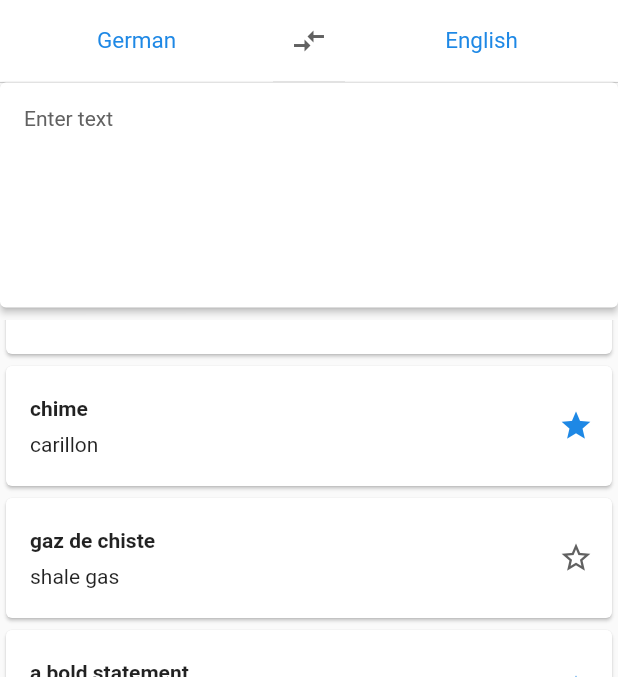
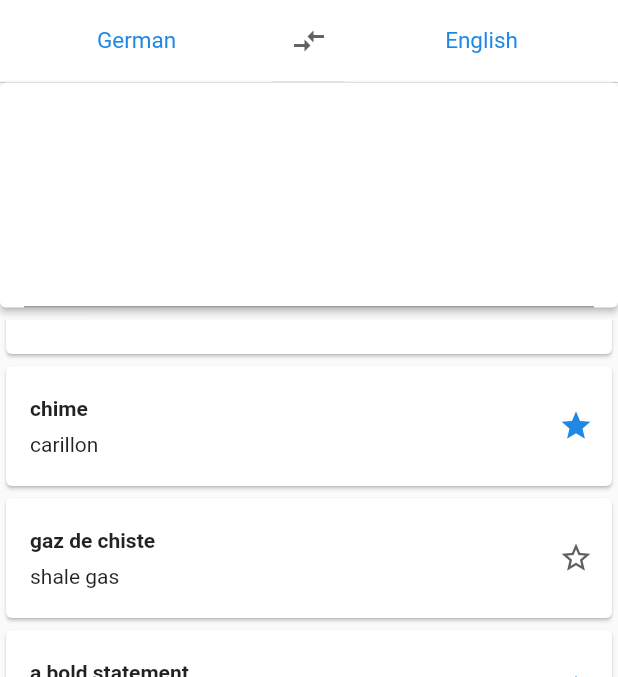
Before and after one commit to queue-programmer/Translate_app, a Flutter app: the screen it shows after launch, scrolled down 325 dp, after a tap on the "compare arrows" icon, on a phone screen of 412 x 824 dp, the part 84-761 px from its top. Run offline on Flutter 3.47's test engine with Material 2 defaults, Android fonts, the phone set to English and light mode, and no system bars; our stand-ins replace flutter_sticky_header; missing offline and left inert: translator.

Commit message:
clean code, fix translating, add translate card

```diff
--- /dev/null
+++ b/lib/Classes/data_model.dart
@@ -0,0 +1,43 @@
+import 'package:flutter/cupertino.dart';
+import 'package:translator/translator.dart';
+
+import 'language_class.dart';
+
+class DataModel extends ChangeNotifier{
+  TextEditingController textEditingController = TextEditingController();
+
+  Language_class firstLanguage = Language_class('en', 'English', true, true, true);
+  Language_class secondLanguage = Language_class('de', 'German', false, false, true);
+
+  void setLanguage(Language_class first, Language_class second){
+
+    print(first);
+    print(second);
+    firstLanguage = first;
+    secondLanguage = second;
+    notifyListeners();
+  }
+
+  void switchLanguage(){
+    Language_class first = firstLanguage;
+    Language_class second = secondLanguage;
+
+    firstLanguage = second;
+    secondLanguage = first;
+    notifyListeners();
+  }
+
+  GoogleTranslator translator = GoogleTranslator();
+
+  Translation? currentTranslation = null;
+
+  void translate(String to, String from){
+
+    translator.translate(textEditingController.text,from: from, to: to).then((value) {
+      currentTranslation = value;
+      notifyListeners();
+      },
+    );
+  }
+
+}
--- a/lib/Screen/language_page.dart
+++ b/lib/Screen/language_page.dart
@@ -145,6 +145,7 @@ class _lanPageState extends State<lanPage> {
 
   _sendBackLanguage(Language_class language) {
     Navigator.pop(context, language);
+
   }
 
   Widget? _displayDeleteTextIcon() {
--- a/lib/Screen/main_page.dart
+++ b/lib/Screen/main_page.dart
@@ -1,6 +1,9 @@
 import 'package:flutter/material.dart';
-import 'package:translate2_0/choose_language.dart';
-import 'package:translate2_0/list_previous_translations.dart';
+import 'package:provider/provider.dart';
+import 'package:translate2_0/Classes/data_model.dart';
+import 'package:translate2_0/Views/choose_language.dart';
+import 'package:translate2_0/Views/list_previous_translations.dart';
+import 'package:translate2_0/Views/translation_card.dart';
 import 'package:translate2_0/translate_language.dart';
 
 class HomePage extends StatefulWidget {
@@ -16,6 +19,8 @@ class _HomePageState extends State<HomePage> {
 
   @override
   Widget build(BuildContext context) {
+    var provider = Provider.of<DataModel>(context);
+
     return Scaffold(
       body: Column(
           children: <Widget>[
@@ -24,6 +29,9 @@ class _HomePageState extends State<HomePage> {
               margin: EdgeInsets.only(bottom:  8.0),
               child: transText(),
             ),
+            if(provider.currentTranslation != null) ... [
+              TranslationCard(),
+            ],
             transList(),
         ],
       ),
--- a/lib/choose_language.dart
+++ b/lib/Views/choose_language.dart
@@ -1,4 +1,6 @@
 import 'package:flutter/material.dart';
+import 'package:provider/provider.dart';
+import 'package:translate2_0/Classes/data_model.dart';
 import 'package:translate2_0/Classes/language_class.dart';
 import 'package:translate2_0/Screen/language_page.dart';
 
@@ -10,27 +12,27 @@ class Language extends StatefulWidget {
 
 class _LanguageState extends State<Language> {
 
-  Language_class _firstLanguage = Language_class('en', 'English', true, true, true);
-  Language_class _secondLanguage = Language_class('de', 'German', false, false, true);
+  // Language_class _firstLanguage = Language_class('en', 'English', true, true, true);
+  // Language_class _secondLanguage = Language_class('de', 'German', false, false, true);
 
-  void _switchLanguage(){
+  // void _switchLanguage(){
+  //
+  //   Language_class first = _firstLanguage;
+  //   Language_class second = _secondLanguage;
+  //
+  //   setState(() {
+  //     _firstLanguage = second;
+  //     _secondLanguage = first;
+  //   });
+  // }
 
-    Language_class first = _firstLanguage;
-    Language_class second = _secondLanguage;
-
-    setState(() {
-      _firstLanguage = second;
-      _secondLanguage = first;
-    });
-  }
-
-  void setLanguage(Language_class firstLan, Language_class secondLan ){
-    setState(() {
-      _firstLanguage = firstLan;
-      _secondLanguage = secondLan;
-    });
-
-  }
+  // void setLanguage(Language_class firstLan, Language_class secondLan ){
+  //   setState(() {
+  //     _firstLanguage = firstLan;
+  //     _secondLanguage = secondLan;
+  //   });
+  //
+  // }
 
   void _chooseFirstLanguage(String title, bool isAutomaticEnabled) async{
     final language = await Navigator.push(
@@ -40,7 +42,9 @@ class _LanguageState extends State<Language> {
         ),
     );
     if (language != null){
-      setLanguage(language, _secondLanguage);
+      // setLanguage(language, _secondLanguage);
+      var provider = Provider.of<DataModel>(context, listen: false);
+      provider.setLanguage(language, provider.secondLanguage);
 
     }
   }
@@ -53,13 +57,17 @@ class _LanguageState extends State<Language> {
       ),
     );
     if (language != null){
-      setLanguage(_firstLanguage, language);
+      // setLanguage(_firstLanguage, language);
+      var provider = Provider.of<DataModel>(context, listen: false);
+      provider.setLanguage(provider.firstLanguage, language);
 
     }
   }
 
   @override
   Widget build(BuildContext context) {
+    var provider = Provider.of<DataModel>(context);
+
     return Container(
       height: 55.0,
       decoration: BoxDecoration(
@@ -85,7 +93,7 @@ class _LanguageState extends State<Language> {
                 },
                 child: Center(
                   child: Text(
-                  this._firstLanguage.name,
+                  provider.firstLanguage.name,
                   style: TextStyle(
                     color: Colors.blue[600],
                     fontSize: 15.0,
@@ -104,7 +112,7 @@ class _LanguageState extends State<Language> {
               color: Colors.grey[700],
             ),
           onPressed: () {
-              _switchLanguage();
+              provider.switchLanguage();
           },
         ),
       ),
@@ -118,7 +126,7 @@ class _LanguageState extends State<Language> {
               },
               child: Center(
                 child: Text(
-                this._secondLanguage.name,
+                provider.secondLanguage.name,
                 style: TextStyle(
                   color: Colors.blue[600],
                   fontSize: 15.0,
--- a/lib/list_previous_translations.dart
+++ b/lib/Views/list_previous_translations.dart
@@ -1,6 +1,6 @@
 import 'package:flutter/material.dart';
 import 'package:translate2_0/Classes/translate_class.dart';
-import 'translate_language.dart';
+import '../translate_language.dart';
 
 class transList extends StatefulWidget {
   const transList({Key? key}) : super(key: key);
--- a/lib/main.dart
+++ b/lib/main.dart
@@ -1,4 +1,6 @@
 import 'package:flutter/material.dart';
+import 'package:provider/provider.dart';
+import 'package:translate2_0/Classes/data_model.dart';
 import 'package:translate2_0/Screen/main_page.dart';
 
 
@@ -6,7 +8,9 @@ void main() => runApp(TranslateApp());
 
 class TranslateApp extends StatelessWidget {
   Widget build(BuildContext context){
-    return MaterialApp(
+    return ChangeNotifierProvider(
+      create: (context) => DataModel(),
+      child: MaterialApp(
         title: 'Google Translate',
         theme: ThemeData(
           primarySwatch: Colors.blue,
@@ -19,6 +23,7 @@ class TranslateApp extends StatelessWidget {
           ),
           body: HomePage(title: 'GoogleTranslate'),
         ),
+      ),
     );
   }
 }
--- a/lib/translate_language.dart
+++ b/lib/translate_language.dart
@@ -1,4 +1,8 @@
 import 'package:flutter/material.dart';
+import 'package:provider/provider.dart';
+import 'package:translate2_0/Classes/data_model.dart';
+
+import 'ac_button.dart';
 
 class transText extends StatefulWidget {
 
@@ -9,6 +13,7 @@ class transText extends StatefulWidget {
 class _transTextState extends State<transText> {
   @override
   Widget build(BuildContext context) {
+    var provider = Provider.of<DataModel>(context, listen: false);
     return Card(
         color: Colors.white,
         margin: EdgeInsets.all(0.0),
@@ -29,11 +34,16 @@ class _transTextState extends State<transText> {
                           right: 16.0,
                           top: 16.0
                       ),
-                      child: Text(
-                        "Enter text",
-                        style: TextStyle(
-                          color: Colors.grey[700],
-                        ),
+                      child: TextField(
+                        controller: provider.textEditingController,
+                        maxLines: 6,
+                        textInputAction: TextInputAction.done,
+                        onSubmitted: (newValue){
+                          print(newValue);
+
+                          provider.translate(provider.secondLanguage.code,
+                              provider.firstLanguage.code);
+                        },
                       ),
                     ),
                   ),
--- a/pubspec.yaml
+++ b/pubspec.yaml
@@ -32,6 +32,7 @@ dependencies:
 
   http: ^0.13.4
   translator: ^0.1.7
+  provider: ^6.0.1
 
   flutter_sticky_header: ^0.6.0
 
```
Also changed, not shown: lib/Views/translation_card.dart (added, +45 -0 lines), pubspec.lock. Lines whose indentation alone changed are shown as unchanged.
